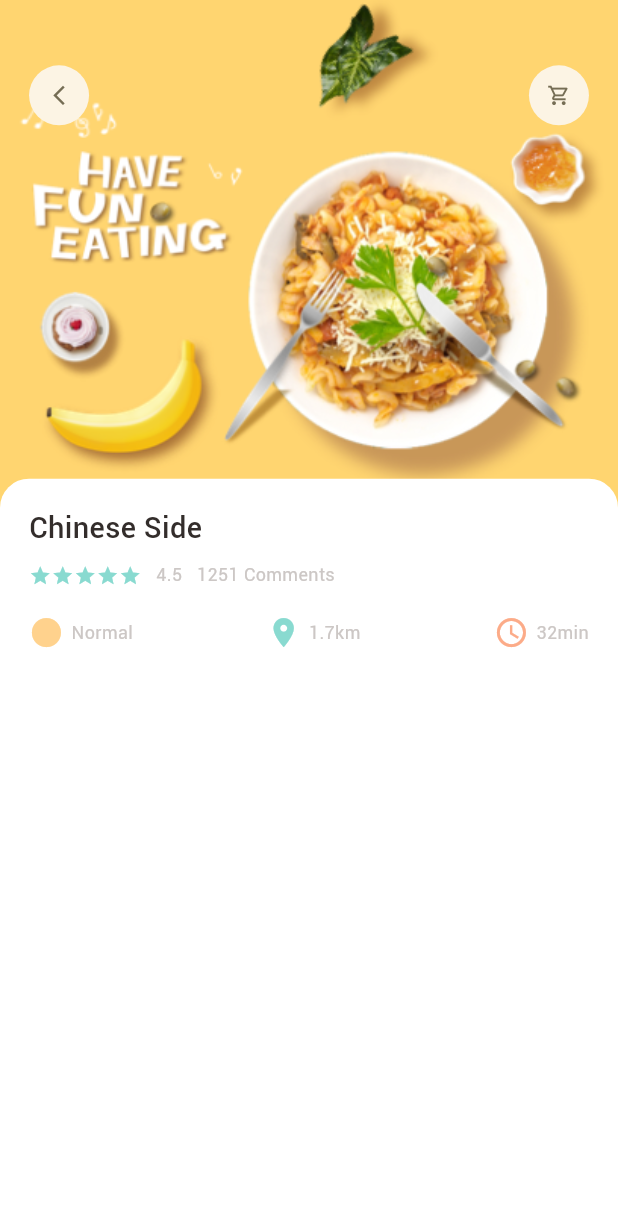
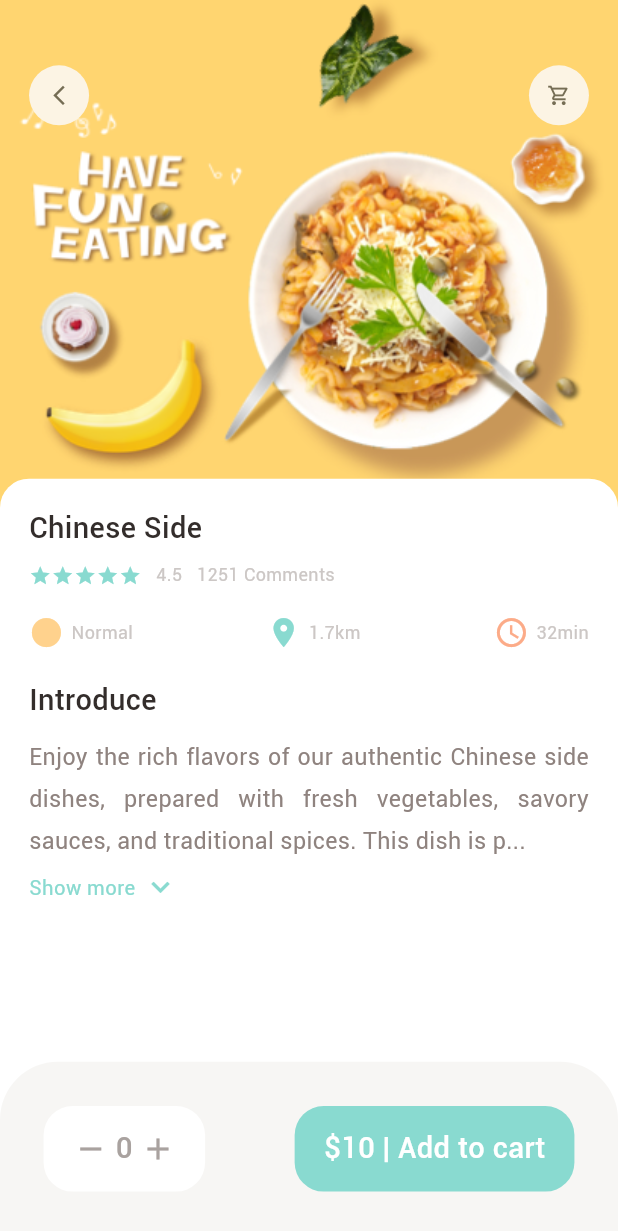
Before and after one commit to shahidulislam-dev/Food_Delivery_App, a Flutter app: the PopularFoodDetails screen opened directly, on a phone screen of 412 x 824 dp. Shown: the top 1231 px of the screen. Run offline on Flutter 3.47's test engine with Material 3 defaults, Android fonts, the phone set to English and light mode, and no system bars; our stand-ins replace dots_indicator, get.

Commit message:
Popular Food and Recommended Food Details Screen

```diff
--- a/food_delivery_app/lib/core/utils/dimensions.dart
+++ b/food_delivery_app/lib/core/utils/dimensions.dart
@@ -24,7 +24,12 @@ class Dimensions {
   static double width20 = screenHeight / 42.54;
   static double width30 = screenHeight / 28.36;
   static double width45 = screenHeight / 18.91;
+
+  //font sizes
+  static double font14 = screenHeight/60.78;
+  static double font16 = screenHeight/53.18;
   static double font20 = screenHeight/42.54;
+  static double font26 = screenHeight/32.72;
 
   //dynamic border radius for container
   static double radius10 = screenHeight / 85.09;
@@ -44,4 +49,7 @@ class Dimensions {
   //Popular Food Detail Page
   static double topBackgroundImg = screenHeight / 2.43;
 
+  //bottom navigation bar height
+  static double bottomNavigation120 = screenHeight/7.09;
+
 }
--- a/food_delivery_app/lib/features/food/presentation/screen/popular_food_details.dart
+++ b/food_delivery_app/lib/features/food/presentation/screen/popular_food_details.dart
@@ -4,6 +4,9 @@ import 'package:food_delivery_app/core/constants/image_paths.dart';
 import 'package:food_delivery_app/core/utils/dimensions.dart';
 import 'package:food_delivery_app/widgets_common/app_icon.dart';
 import 'package:food_delivery_app/widgets_common/big_text.dart';
+import 'package:food_delivery_app/widgets_common/expandable_text_widget.dart';
+import 'package:food_delivery_app/widgets_common/food_full_details.dart';
+import 'package:food_delivery_app/widgets_common/food_short_detail.dart';
 import 'package:food_delivery_app/widgets_common/icon_with_text.dart';
 import 'package:food_delivery_app/widgets_common/small_text.dart';
 
@@ -13,6 +16,7 @@ class PopularFoodDetails extends StatelessWidget {
   @override
   Widget build(BuildContext context) {
     return Scaffold(
+      backgroundColor: Colors.white,
       body: Stack(
         children: [
           Positioned(
@@ -66,52 +70,63 @@ class PopularFoodDetails extends StatelessWidget {
               child: Column(
                 crossAxisAlignment: CrossAxisAlignment.start,
                 children: [
-                  BigText(text: "Chinese Side"),
-                  SizedBox(height: Dimensions.height10),
-                  Row(
-                    children: [
-                      Wrap(
-                        children: List.generate(
-                          5,
-                              (index) => Icon(
-                            Icons.star,
-                            color: AppColors.mainColor,
-                            size: 15,
+                  FoodShortDetail(
+                    title: "Chinese Side",
+                    rating: 4.5,
+                    commentsCount: 1251,
                   ),
-                        ),
-                      ),
-                      SizedBox(width: Dimensions.width10),
-                      SmallText(text: "4.5"),
-                      SizedBox(width: Dimensions.width10),
-                      SmallText(text: "1251 Comments"),
+                  SizedBox(height: Dimensions.height20,),
+                  BigText(text: "Introduce"),
+                  SizedBox(height: Dimensions.height10,),
+                  Expanded(child: SingleChildScrollView(child: ExpandableTextWidget(text: "Enjoy the rich flavors of our authentic Chinese side dishes, prepared with fresh vegetables, savory sauces, and traditional spices. This dish is perfect for those who crave a light yet flavorful addition to their meal. Whether paired with noodles, rice, or served as a starter, it offers a satisfying balance of taste and texture.Enjoy the rich flavors of our authentic Chinese side dishes, prepared with fresh vegetables, savory sauces, and traditional spices. This dish is perfect for those who crave a light yet flavorful addition to their meal. Whether paired with noodles, rice, or served as a starter, it offers a satisfying balance of taste and texture.Enjoy the rich flavors of our authentic Chinese side dishes, prepared with fresh vegetables, savory sauces, and traditional spices. This dish is perfect for those who crave a light yet flavorful addition to their meal. Whether paired with noodles, rice, or served as a starter, it offers a satisfying balance of taste and texture.Enjoy the rich flavors of our authentic Chinese side dishes, prepared with fresh vegetables, savory sauces, and traditional spices. This dish is perfect for those who crave a light yet flavorful addition to their meal. Whether paired with noodles, rice, or served as a starter, it offers a satisfying balance of taste and texture.")))
+
                 ],
               ),
-                  SizedBox(height: Dimensions.height20),
-                  Row(
-                    mainAxisAlignment: MainAxisAlignment.spaceBetween,
-                    children: [
-                      IconWithText(
-                        icon: Icons.circle_sharp,
-                        text: "Normal",
-                        iconColor: AppColors.iconcolor1,
+
             ),
-                      IconWithText(
-                        icon: Icons.location_on,
-                        text: "1.7km",
-                        iconColor: AppColors.mainColor,
-                      ),
-                      IconWithText(
-                        icon: Icons.watch_later_outlined,
-                        text: "32min",
-                        iconColor: AppColors.iconColor2,
           ),
         ],
       ),
+      bottomNavigationBar: Container(
+        padding: EdgeInsets.all(Dimensions.height30),
+        height: Dimensions.bottomNavigation120,
+        decoration: BoxDecoration(
+          color: AppColors.buttonBackgroundColor,
+          borderRadius: BorderRadius.only(
+            topLeft: Radius.circular(Dimensions.radius20*2),
+            topRight: Radius.circular(Dimensions.radius20*2),
+          )
+        ),
+        child: Row(
+          mainAxisAlignment: MainAxisAlignment.spaceBetween,
+          children: [
+            Container(
+              padding: EdgeInsets.symmetric(vertical:Dimensions.height15, horizontal: Dimensions.width20),
+              decoration: BoxDecoration(
+                color: Colors.white,
+                borderRadius: BorderRadius.circular(Dimensions.radius20)
+              ),
+              child: Row(
+                children: [
+                  Icon(Icons.remove, color: AppColors.signColor,),
+                  SizedBox(width: Dimensions.width5,),
+                  BigText(text: "0", color: AppColors.signColor,),
+                  SizedBox(width: Dimensions.width5,),
+                  Icon(Icons.add, color: AppColors.signColor,)
                 ],
               ),
             ),
+
+            Container(
+              padding: EdgeInsets.symmetric(vertical:Dimensions.height15, horizontal: Dimensions.width20),
+              decoration: BoxDecoration(
+                color: AppColors.mainColor,
+                borderRadius: BorderRadius.circular(Dimensions.radius20)
+              ),
+              child: BigText(text: "\$10 | Add to cart", color: Colors.white,),
             )
           ],
+        ),
       ),
     );
   }
--- a/food_delivery_app/lib/main.dart
+++ b/food_delivery_app/lib/main.dart
@@ -1,6 +1,7 @@
 import 'package:flutter/material.dart';
 import 'package:food_delivery_app/features/food/presentation/screen/popular_food_details.dart';
 import 'package:food_delivery_app/features/home/presentation/screen/main_food_page.dart';
+import 'package:food_delivery_app/features/recomended/food/presentation/screen/recommended_food_details.dart';
 import 'package:get/get.dart';
 
 void main() {
@@ -19,7 +20,7 @@ class MyApp extends StatelessWidget {
       theme: ThemeData(
         colorScheme: ColorScheme.fromSeed(seedColor: Colors.deepPurple),
       ),
-      home: const PopularFoodDetails(),
+      home: const RecommendedFoodDetails(),
     );
   }
 }
--- /dev/null
+++ b/food_delivery_app/lib/widgets_common/description_text.dart
@@ -0,0 +1,30 @@
+import 'package:flutter/material.dart';
+import 'package:food_delivery_app/core/utils/dimensions.dart';
+
+class DescriptionText extends StatelessWidget {
+  final Color? color;
+  final String text;
+  final double size;
+  final double height;
+  const DescriptionText({
+    super.key,
+    this.color = const Color(0xFFb3ada7),
+    required this.text,
+    this.size = 0,
+    this.height = 1.2
+  });
+
+  @override
+  Widget build(BuildContext context) {
+    return Text(
+      text,
+      textAlign: TextAlign.justify,
+      style: TextStyle(
+          color: color,
+          fontFamily: 'Roboto',
+          fontSize: size == 0 ? Dimensions.font14 : size,
+        height: height
+      ),
+    );
+  }
+}
--- /dev/null
+++ b/food_delivery_app/lib/widgets_common/expandable_text_widget.dart
@@ -0,0 +1,68 @@
+import 'package:flutter/material.dart';
+import 'package:food_delivery_app/core/constants/colors.dart';
+import 'package:food_delivery_app/core/utils/dimensions.dart';
+import 'package:food_delivery_app/widgets_common/description_text.dart';
+import 'package:food_delivery_app/widgets_common/small_text.dart';
+
+class ExpandableTextWidget extends StatefulWidget {
+  final String text;
+  const ExpandableTextWidget({
+    super.key,
+    required this.text
+  });
+
+  @override
+  State<ExpandableTextWidget> createState() => _ExpandableTextWidgetState();
+}
+
+class _ExpandableTextWidgetState extends State<ExpandableTextWidget> {
+   late String firstHalf;
+   late String secondHalf;
+   bool isExpanded = true;
+   double textHeight = Dimensions.screenHeight / 5.63;
+
+
+   @override
+  void initState() {
+    super.initState();
+    if(widget.text.length > textHeight){
+      firstHalf = widget.text.substring(0, textHeight.toInt());
+      secondHalf = widget.text.substring(textHeight.toInt()+1, widget.text.length);
+    }else{
+      firstHalf = widget.text;
+      secondHalf = "";
+    }
+  }
+
+  @override
+  Widget build(BuildContext context) {
+    return Container(
+      child: secondHalf.isEmpty ? DescriptionText(text: firstHalf) : Column(
+        children: [
+          DescriptionText(text: isExpanded ? ("$firstHalf...") : (firstHalf + secondHalf), size: Dimensions.font16,height: 1.8, color: AppColors.paracolor,),
+          SizedBox(height: Dimensions.height5,),
+          GestureDetector(
+            onTap: (){
+              setState(() {
+                isExpanded = !isExpanded;
+              });
+            },
+            child: Row(
+              crossAxisAlignment: CrossAxisAlignment.center,
+              children: [
+                DescriptionText(text: isExpanded?  "Show more" : "Show less", color: AppColors.mainColor, size: Dimensions.font14,),
+                SizedBox(width: Dimensions.width5,),
+                Icon(
+                  !isExpanded
+                      ? Icons.keyboard_arrow_up_sharp
+                      : Icons.keyboard_arrow_down_sharp,
+                  color: AppColors.mainColor,
+                )
+              ],
+            ),
+          )
+        ],
+      ),
+    );
+  }
+}
--- /dev/null
+++ b/food_delivery_app/lib/widgets_common/food_short_detail.dart
@@ -0,0 +1,69 @@
+import 'package:flutter/material.dart';
+import 'package:food_delivery_app/core/constants/colors.dart';
+import 'package:food_delivery_app/core/utils/dimensions.dart';
+import 'package:food_delivery_app/widgets_common/big_text.dart';
+import 'package:food_delivery_app/widgets_common/small_text.dart';
+import 'package:food_delivery_app/widgets_common/icon_with_text.dart';
+
+class FoodShortDetail extends StatelessWidget {
+  final String title;
+  final double rating;
+  final int commentsCount;
+
+  const FoodShortDetail({
+    super.key,
+    required this.title,
+    required this.rating,
+    required this.commentsCount,
+  });
+
+  @override
+  Widget build(BuildContext context) {
+    return Column(
+      crossAxisAlignment: CrossAxisAlignment.start,
+      children: [
+        BigText(text: title,),
+        SizedBox(height: Dimensions.height10),
+        Row(
+          children: [
+            Wrap(
+              children: List.generate(
+                5,
+                    (index) => Icon(
+                  Icons.star,
+                  color: AppColors.mainColor,
+                  size: 15,
+                ),
+              ),
+            ),
+            SizedBox(width: Dimensions.width10),
+            SmallText(text: rating.toString()),
+            SizedBox(width: Dimensions.width10),
+            SmallText(text: "$commentsCount Comments"),
+          ],
+        ),
+        SizedBox(height: Dimensions.height20),
+        Row(
+          mainAxisAlignment: MainAxisAlignment.spaceBetween,
+          children: [
+            IconWithText(
+              icon: Icons.circle_sharp,
+              text: "Normal",
+              iconColor: AppColors.iconcolor1,
+            ),
+            IconWithText(
+              icon: Icons.location_on,
+              text: "1.7km",
+              iconColor: AppColors.mainColor,
+            ),
+            IconWithText(
+              icon: Icons.watch_later_outlined,
+              text: "32min",
+              iconColor: AppColors.iconColor2,
+            ),
+          ],
+        ),
+      ],
+    );
+  }
+}
```
Also changed, not shown: food_delivery_app/lib/features/home/presentation/widgets/food_page_body.dart (+5 -45 lines), food_delivery_app/lib/features/recomended/food/presentation/screen/recommended_food_details.dart (added, +66 -0 lines), food_delivery_app/lib/widgets_common/food_full_details.dart (added, +39 -0 lines). Lines whose indentation alone changed are shown as unchanged.
